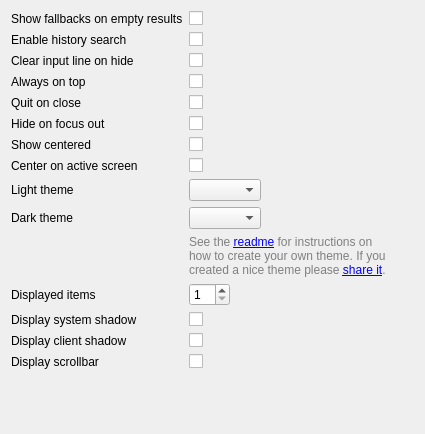
Qt form widgetsboxmodel/src/configwidget.ui (agvxov/plugins) before a commit.
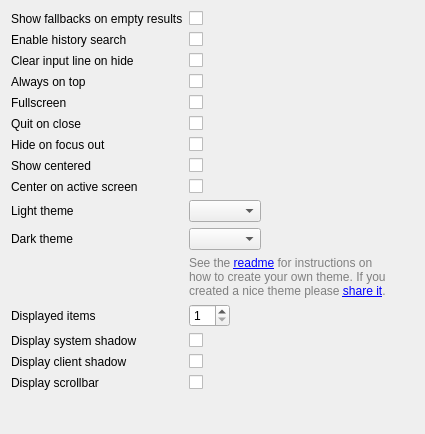
The same form after that commit.

Commit message: [widgetsboxmodel:7.0] added fullscreen support

What changed in the file:
```diff
--- a/widgetsboxmodel/src/configwidget.ui
+++ b/widgetsboxmodel/src/configwidget.ui
@@ -98,7 +98,7 @@
     </widget>
    </item>
    <item row="4" column="0">
-    <widget class="QLabel" name="label_quit_on_close">
+    <widget class="QLabel" name="label_fullscreen">
      <property name="sizePolicy">
       <sizepolicy hsizetype="Minimum" vsizetype="Preferred">
        <horstretch>0</horstretch>
@@ -106,7 +106,7 @@
       </sizepolicy>
      </property>
      <property name="text">
-      <string>Quit on close</string>
+      <string>Fullscreen</string>
      </property>
      <property name="buddy">
       <cstring>checkBox_quit_on_close</cstring>
@@ -114,13 +114,20 @@
     </widget>
    </item>
    <item row="4" column="1">
+    <widget class="QCheckBox" name="checkBox_fullscreen">
+     <property name="text">
+      <string/>
+     </property>
+    </widget>
+   </item>
+   <item row="5" column="1">
     <widget class="QCheckBox" name="checkBox_quit_on_close">
      <property name="toolTip">
       <string notr="true">Quit the application when closing Albert. Default behavior is to hide the window.</string>
      </property>
     </widget>
    </item>
-   <item row="5" column="0">
+   <item row="6" column="0">
     <widget class="QLabel" name="label_hideOnFocusOut">
      <property name="text">
       <string>Hide on focus out</string>
@@ -130,14 +137,14 @@
      </property>
     </widget>
    </item>
-   <item row="5" column="1">
+   <item row="6" column="1">
     <widget class="QCheckBox" name="checkBox_hideOnFocusOut">
      <property name="toolTip">
       <string>Hide Albert if the window lost focus.</string>
      </property>
     </widget>
    </item>
-   <item row="6" column="0">
+   <item row="7" column="0">
     <widget class="QLabel" name="label_center">
      <property name="sizePolicy">
       <sizepolicy hsizetype="Minimum" vsizetype="Preferred">
@@ -153,21 +160,21 @@
      </property>
     </widget>
    </item>
-   <item row="6" column="1">
+   <item row="7" column="1">
     <widget class="QCheckBox" name="checkBox_center">
      <property name="toolTip">
       <string>Position the window centered on the screen. See also &quot;Center on active screen&quot;.</string>
      </property>
     </widget>
    </item>
-   <item row="7" column="0">
+   <item row="8" column="0">
     <widget class="QLabel" name="label_followCursor">
      <property name="text">
       <string>Center on active screen</string>
      </property>
     </widget>
    </item>
-   <item row="7" column="1">
+   <item row="8" column="1">
     <widget class="QCheckBox" name="checkBox_followCursor">
      <property name="toolTip">
       <string>Show the window on the active screen (the one containing the mouse cursor) rather than the primary one. This option applies when &quot;Show centered&quot; is activated, but also if the window has to be centered on another screen (e.g. because a display has been disconnected).</string>
@@ -177,7 +184,7 @@
      </property>
     </widget>
    </item>
-   <item row="8" column="0">
+   <item row="9" column="0">
     <widget class="QLabel" name="label_theme_light">
      <property name="sizePolicy">
       <sizepolicy hsizetype="Minimum" vsizetype="Preferred">
@@ -193,7 +200,7 @@
      </property>
     </widget>
    </item>
-   <item row="8" column="1">
+   <item row="9" column="1">
     <widget class="QComboBox" name="comboBox_theme_light">
      <property name="sizePolicy">
       <sizepolicy hsizetype="Fixed" vsizetype="Fixed">
@@ -206,7 +213,27 @@
      </property>
     </widget>
    </item>
+   <item row="10" column="0">
+    <widget class="QLabel" name="label_theme_dark">
+     <property name="text">
+      <string>Dark theme</string>
+     </property>
+    </widget>
+   </item>
    <item row="10" column="1">
+    <widget class="QComboBox" name="comboBox_theme_dark">
+     <property name="sizePolicy">
+      <sizepolicy hsizetype="Fixed" vsizetype="Fixed">
+       <horstretch>0</horstretch>
+       <verstretch>0</verstretch>
+      </sizepolicy>
+     </property>
+     <property name="toolTip">
+      <string>Set the color theme used in dark mode.</string>
+     </property>
+    </widget>
+   </item>
+   <item row="11" column="1">
     <widget class="QLabel" name="label_themeinfo">
      <property name="sizePolicy">
       <sizepolicy hsizetype="Fixed" vsizetype="Minimum">
@@ -234,7 +261,7 @@
      </property>
     </widget>
    </item>
-   <item row="11" column="0">
+   <item row="12" column="0">
     <widget class="QLabel" name="label_results">
      <property name="sizePolicy">
       <sizepolicy hsizetype="Minimum" vsizetype="Preferred">
@@ -250,7 +277,7 @@
      </property>
     </widget>
    </item>
-   <item row="11" column="1">
+   <item row="12" column="1">
     <widget class="QSpinBox" name="spinBox_results">
      <property name="sizePolicy">
       <sizepolicy hsizetype="Fixed" vsizetype="Fixed">
@@ -269,7 +296,7 @@
      </property>
     </widget>
    </item>
-   <item row="12" column="0">
+   <item row="13" column="0">
     <widget class="QLabel" name="label_system_shadow">
      <property name="text">
       <string>Display system shadow</string>
@@ -279,7 +306,7 @@
      </property>
     </widget>
    </item>
-   <item row="12" column="1">
+   <item row="13" column="1">
     <widget class="QCheckBox" name="checkBox_system_shadow">
      <property name="toolTip">
       <string>Tell the system to draw a shadow around the window. Note that on some systems this may look pretty ugly. Use the client shadow in this case.</string>
@@ -289,7 +316,7 @@
      </property>
     </widget>
    </item>
-   <item row="13" column="0">
+   <item row="14" column="0">
     <widget class="QLabel" name="label_client_shadow">
      <property name="text">
       <string>Display client shadow</string>
@@ -299,14 +326,14 @@
      </property>
     </widget>
    </item>
-   <item row="13" column="1">
+   <item row="14" column="1">
     <widget class="QCheckBox" name="checkBox_client_shadow">
      <property name="toolTip">
       <string>Draw a shadow on the client side.</string>
      </property>
     </widget>
    </item>
-   <item row="14" column="0">
+   <item row="15" column="0">
     <widget class="QLabel" name="label_scrollbar">
      <property name="sizePolicy">
       <sizepolicy hsizetype="Minimum" vsizetype="Preferred">
@@ -322,30 +349,26 @@
      </property>
     </widget>
    </item>
-   <item row="14" column="1">
+   <item row="15" column="1">
     <widget class="QCheckBox" name="checkBox_scrollbar">
      <property name="toolTip">
       <string>Displays a scrollbar in the results list.</string>
      </property>
     </widget>
    </item>
-   <item row="9" column="1">
-    <widget class="QComboBox" name="comboBox_theme_dark">
+   <item row="5" column="0">
+    <widget class="QLabel" name="label_quit_on_close">
      <property name="sizePolicy">
-      <sizepolicy hsizetype="Fixed" vsizetype="Fixed">
+      <sizepolicy hsizetype="Minimum" vsizetype="Preferred">
        <horstretch>0</horstretch>
        <verstretch>0</verstretch>
       </sizepolicy>
      </property>
-     <property name="toolTip">
-      <string>Set the color theme used in dark mode.</string>
-     </property>
-    </widget>
-   </item>
-   <item row="9" column="0">
-    <widget class="QLabel" name="label_theme_dark">
      <property name="text">
-      <string>Dark theme</string>
+      <string>Quit on close</string>
+     </property>
+     <property name="buddy">
+      <cstring>checkBox_quit_on_close</cstring>
      </property>
     </widget>
    </item>
```
Left out of the diff: 2 changed lines with no effect on the pictures. The commit also changes 4 other files.
